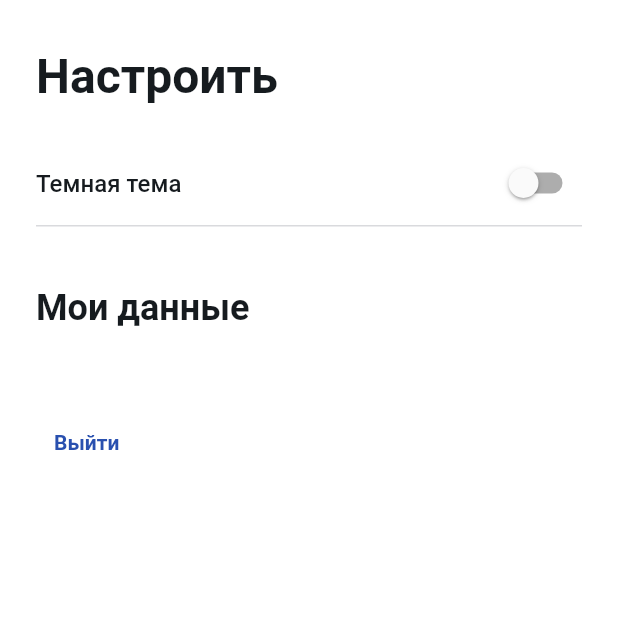
After one commit to RNOVOSELOV/flutter_gift_manager, a Flutter app: the _SettingsPageWidget screen opened directly, on a phone screen of 412 x 824 dp, the top half of it. The commit adds this screen. Run offline on Flutter 3.47's test engine with Material 2 defaults, Android fonts, the phone set to English and light mode, and no system bars; our stand-ins replace bloc, dio, either_dart, email_validator, equatable, flutter_bloc and 5 more; accounts and stored records are empty.

Commit message:
Setting page bloc & base logic

```diff
--- /dev/null
+++ b/lib/data/model/setting_parameters.dart
@@ -0,0 +1,36 @@
+import 'package:collection/collection.dart';
+import 'package:gift_manager/presentation/settings/models/theme_value.dart';
+import 'package:json_annotation/json_annotation.dart';
+import 'package:equatable/equatable.dart';
+
+part 'setting_parameters.g.dart';
+
+@JsonSerializable()
+class SettingParameters extends Equatable {
+  final ThemeValues? themeValue;
+
+  factory SettingParameters.fromJson(final Map<String, dynamic> json) =>
+      _$SettingParametersFromJson(json);
+
+  const SettingParameters({required this.themeValue});
+
+  Map<String, dynamic> toJson() => _$SettingParametersToJson(this);
+
+  @override
+  List<Object?> get props => [themeValue];
+}
+
+ThemeValues? themeValuesFromJson(String? value) {
+  if (value == null) {
+    return null;
+  }
+  final typeIdentificator = int.tryParse(value, radix: 10);
+  return typeIdentificator == null
+      ? null
+      : ThemeValues.values
+          .firstWhereOrNull((element) => element.valueId == typeIdentificator);
+}
+
+String? themeValuesToJson(ThemeValues? themeValue) {
+  return themeValue?.valueId.toString();
+}
--- /dev/null
+++ b/lib/data/repository/settings_repository.dart
@@ -0,0 +1,24 @@
+import 'dart:convert';
+
+import 'package:gift_manager/data/model/setting_parameters.dart';
+import 'package:gift_manager/data/repository/base/reactive_repository.dart';
+import 'package:gift_manager/data/storage/shared_preference_data.dart';
+
+class SettingsRepository extends ReactiveRepository<SettingParameters> {
+  SettingsRepository(this._spData);
+
+  final SharedPreferenceData _spData;
+
+  @override
+  SettingParameters convertFromString(String rawItem) =>
+      SettingParameters.fromJson(json.decode(rawItem));
+
+  @override
+  String convertToString(SettingParameters item) => json.encode(item.toJson());
+
+  @override
+  Future<String?> getRawData() => _spData.getSettings();
+
+  @override
+  Future<bool> saveRawData(String? item) => _spData.setSettings(item);
+}
--- a/lib/data/storage/shared_preference_data.dart
+++ b/lib/data/storage/shared_preference_data.dart
@@ -5,6 +5,7 @@ class SharedPreferenceData extends RefreshTokenProvider {
   static const _tokenKey = "token_key";
   static const _refreshTokenKey = "refresh_token_key";
   static const _userKey = "user_key";
+  static const _settingsKey = "settings_key";
 
   Future<bool> setToken(final String? token) =>
       _setItem(key: _tokenKey, item: token);
@@ -23,6 +24,11 @@ class SharedPreferenceData extends RefreshTokenProvider {
 
   Future<String?> getUser() => _getItem(_userKey);
 
+  Future<String?> getSettings() => _getItem(_settingsKey);
+
+  Future<bool> setSettings(final String? settings) =>
+      _setItem(key: _settingsKey, item: settings);
+
   Future<bool> _setItem({
     required final String key,
     required final String? item,
--- a/lib/di/service_locator.dart
+++ b/lib/di/service_locator.dart
@@ -5,6 +5,7 @@ import 'package:gift_manager/data/http/dio_builder.dart';
 import 'package:gift_manager/data/http/unauthorized_api_service.dart';
 import 'package:gift_manager/data/repository/refresh_token_provider.dart';
 import 'package:gift_manager/data/repository/refresh_token_repository.dart';
+import 'package:gift_manager/data/repository/settings_repository.dart';
 import 'package:gift_manager/data/repository/token_repository.dart';
 import 'package:gift_manager/data/repository/user_repository.dart';
 import 'package:gift_manager/data/storage/shared_preference_data.dart';
@@ -13,6 +14,7 @@ import 'package:gift_manager/presentation/gifts/bloc/gifts_bloc.dart';
 import 'package:gift_manager/presentation/home/bloc/home_bloc.dart';
 import 'package:gift_manager/presentation/login/bloc/login_bloc.dart';
 import 'package:gift_manager/presentation/registration/bloc/registration_bloc.dart';
+import 'package:gift_manager/presentation/settings/bloc/settings_bloc.dart';
 import 'package:gift_manager/presentation/splash/bloc/splash_bloc.dart';
 
 final sl = GetIt.instance;
@@ -44,6 +46,9 @@ void _setupRepositories() {
   );
   sl.registerLazySingleton(
     () => UserRepository(sl.get<SharedPreferenceData>()),
+  );
+  sl.registerLazySingleton(
+    () => SettingsRepository(sl.get<SharedPreferenceData>()),
   );
 }
 
@@ -98,4 +103,9 @@ void _setupBlocks() {
       ));
   sl.registerFactory(
       () => GiftsBloc(authorizedApiService: sl.get<AuthorizedApiService>()));
+  sl.registerFactory(() => SettingsBloc(
+        userRepository: sl.get<UserRepository>(),
+        settingsRepository: sl.get<SettingsRepository>(),
+        logoutInteractor: sl.get<LogoutInteractor>(),
+      ));
 }
--- a/lib/navigation/route_name.dart
+++ b/lib/navigation/route_name.dart
@@ -8,8 +8,7 @@ enum RouteName {
   home(route: "/home"),
   login(route: "/login"),
   registration(route: "/registration"),
-  resetPassword(route: "/reset_password"),
-  ;
+  resetPassword(route: "/reset_password");
 
   static RouteName? find(String? name) =>
       values.firstWhereOrNull((routeName) => routeName.route == name);
--- a/lib/presentation/gifts/view/gifts_page.dart
+++ b/lib/presentation/gifts/view/gifts_page.dart
@@ -6,7 +6,7 @@ import 'package:gift_manager/di/service_locator.dart';
 import 'package:gift_manager/navigation/route_name.dart';
 import 'package:gift_manager/presentation/gift/gift_page.dart';
 import 'package:gift_manager/presentation/gifts/bloc/gifts_bloc.dart';
-import 'package:gift_manager/resources/AppIllustrations.dart';
+import 'package:gift_manager/resources/app_illustrations.dart';
 import 'package:gift_manager/resources/app_colors.dart';
 
 class GiftsPage extends StatelessWidget {
--- a/lib/presentation/home/view/home_page.dart
+++ b/lib/presentation/home/view/home_page.dart
@@ -6,7 +6,7 @@ import 'package:gift_manager/presentation/gifts/view/gifts_page.dart';
 import 'package:gift_manager/presentation/home/bloc/home_bloc.dart';
 import 'package:gift_manager/presentation/home/models/bottom_tab.dart';
 import 'package:gift_manager/presentation/people/people_page.dart';
-import 'package:gift_manager/presentation/settings/settings_page.dart';
+import 'package:gift_manager/presentation/settings/view/settings_page.dart';
 
 class HomePage extends StatelessWidget {
   const HomePage({Key? key}) : super(key: key);
--- a/lib/presentation/registration/bloc/registration_bloc.dart
+++ b/lib/presentation/registration/bloc/registration_bloc.dart
@@ -23,7 +23,7 @@ class RegistrationBloc extends Bloc<RegistrationEvent, RegistrationState> {
   static final _registrationPasswordRegExp = RegExp(r'^[a-zA-Z0-9]+$');
 
   static String _avatarBuilder(String key) =>
-      'https://avatars.dicebear.com/api/croodles/$key.svg';
+      'https://avatars.dicebear.com/api/adventurer/$key.svg';
 
   String _avatarKey = _defaultAvatarKey;
 
--- a/lib/presentation/registration/view/registration_page.dart
+++ b/lib/presentation/registration/view/registration_page.dart
@@ -6,7 +6,6 @@ import 'package:gift_manager/di/service_locator.dart';
 import 'package:gift_manager/extentions/build_context.dart';
 import 'package:gift_manager/extentions/theme_extensions.dart';
 import 'package:gift_manager/navigation/route_name.dart';
-import 'package:gift_manager/presentation/home/view/home_page.dart';
 import 'package:gift_manager/presentation/registration/bloc/registration_bloc.dart';
 import 'package:gift_manager/resources/app_colors.dart';
 
--- /dev/null
+++ b/lib/presentation/settings/bloc/settings_bloc.dart
@@ -0,0 +1,60 @@
+import 'dart:async';
+
+import 'package:bloc/bloc.dart';
+import 'package:equatable/equatable.dart';
+import 'package:gift_manager/data/model/setting_parameters.dart';
+import 'package:gift_manager/data/repository/settings_repository.dart';
+import 'package:gift_manager/data/repository/user_repository.dart';
+import 'package:gift_manager/domain/logout_interactor.dart';
+import 'package:gift_manager/presentation/settings/models/theme_value.dart';
+
+part 'settings_event.dart';
+
+part 'settings_state.dart';
+
+class SettingsBloc extends Bloc<SettingsEvent, SettingsState> {
+  final SettingsRepository settingsRepository;
+  final UserRepository userRepository;
+  final LogoutInteractor logoutInteractor;
+
+  SettingsBloc({
+    required this.logoutInteractor,
+    required this.settingsRepository,
+    required this.userRepository,
+  }) : super(SettingsInitial()) {
+    on<SettingsPageLoaded>(onSettingsPageLoaded);
+    on<SettingsLogout>(onSettingsLogout);
+    on<SettingsThemeChanged>(onSettingsThemeChanged);
+  }
+
+  FutureOr<void> onSettingsPageLoaded(
+    SettingsPageLoaded event,
+    Emitter<SettingsState> emit,
+  ) async {
+    final user = await userRepository.getItem();
+    final settings = await settingsRepository.getItem();
+    print('user: $user; settings: $settings');
+    emit(SettingsParametersLoaded(
+      userName: user?.name,
+      userEmail: user?.email,
+      userAvatarUrl: user?.avatarUrl,
+      theme: settings?.themeValue ?? ThemeValues.light,
+    ));
+  }
+
+  FutureOr<void> onSettingsLogout(
+    SettingsLogout event,
+    Emitter<SettingsState> emit,
+  ) async {
+    print('Logout clicked!!!');
+    logoutInteractor.logout();
+  }
+
+  FutureOr<void> onSettingsThemeChanged(
+    SettingsThemeChanged event,
+    Emitter<SettingsState> emit,
+  ) async {
+    await settingsRepository
+        .setItem(SettingParameters(themeValue: event.value));
+  }
+}
--- /dev/null
+++ b/lib/presentation/settings/bloc/settings_event.dart
@@ -0,0 +1,28 @@
+part of 'settings_bloc.dart';
+
+abstract class SettingsEvent extends Equatable {
+  const SettingsEvent();
+}
+
+class SettingsPageLoaded extends SettingsEvent {
+  const SettingsPageLoaded();
+
+  @override
+  List<Object?> get props => const [];
+}
+
+class SettingsLogout extends SettingsEvent {
+  const SettingsLogout();
+
+  @override
+  List<Object?> get props => const [];
+}
+
+class SettingsThemeChanged extends SettingsEvent {
+  final ThemeValues value;
+
+  const SettingsThemeChanged({required this.value});
+
+  @override
+  List<Object?> get props => [value];
+}
--- /dev/null
+++ b/lib/presentation/settings/bloc/settings_state.dart
@@ -0,0 +1,32 @@
+part of 'settings_bloc.dart';
+
+abstract class SettingsState extends Equatable {
+  const SettingsState();
+}
+
+class SettingsInitial extends SettingsState {
+  @override
+  List<Object> get props => const [];
+}
+
+class SettingsParametersLoaded extends SettingsState {
+  final String? userName;
+  final String? userEmail;
+  final String? userAvatarUrl;
+  final ThemeValues? theme;
+
+  const SettingsParametersLoaded({
+    required this.userName,
+    required this.userEmail,
+    required this.userAvatarUrl,
+    required this.theme,
+  });
+
+  @override
+  List<Object?> get props => [
+        userName,
+        userEmail,
+        userAvatarUrl,
+        theme,
+      ];
+}
--- /dev/null
+++ b/lib/presentation/settings/models/theme_value.dart
@@ -0,0 +1,12 @@
+enum ThemeValues {
+  light(valueId: 1, name: 'Светлая тема'),
+  dark(valueId: 2, name: 'Темная тема'),
+  system(valueId: 3, name: 'Системная тема');
+
+  final String name;
+  final String description;
+  final int valueId;
+
+  const ThemeValues(
+      {required this.valueId, required this.name, this.description = ''});
+}
--- a/lib/presentation/settings/settings_page.dart
+++ /dev/null
@@ -1,22 +0,0 @@
-import 'package:flutter/material.dart';
-import 'package:gift_manager/di/service_locator.dart';
-import 'package:gift_manager/domain/logout_interactor.dart';
-import 'package:gift_manager/navigation/route_name.dart';
-
-class SettingsPage extends StatelessWidget {
-  const SettingsPage({Key? key}) : super(key: key);
-
-  @override
-  Widget build(BuildContext context) {
-    return Scaffold(
-      appBar: AppBar(),
-      body: Center(
-        child: TextButton(
-            onPressed: () async {
-              sl.get<LogoutInteractor>().logout();
-            },
-            child: const Text('Logout')),
-      ),
-    );
-  }
-}
--- /dev/null
+++ b/lib/presentation/settings/view/settings_page.dart
@@ -0,0 +1,190 @@
+import 'package:flutter/material.dart';
+import 'package:flutter_bloc/flutter_bloc.dart';
+import 'package:flutter_svg/flutter_svg.dart';
+import 'package:gift_manager/di/service_locator.dart';
+import 'package:gift_manager/extentions/theme_extensions.dart';
+import 'package:gift_manager/presentation/settings/bloc/settings_bloc.dart';
+import 'package:gift_manager/presentation/settings/models/theme_value.dart';
+import 'package:gift_manager/resources/app_colors.dart';
+
+class SettingsPage extends StatelessWidget {
+  const SettingsPage({Key? key}) : super(key: key);
+
+  @override
+  Widget build(BuildContext context) {
+    return BlocProvider(
+      create: (_) => sl.get<SettingsBloc>()..add(const SettingsPageLoaded()),
+      child: const _SettingsPageWidget(),
+    );
+  }
+}
+
+class _SettingsPageWidget extends StatelessWidget {
+  const _SettingsPageWidget({Key? key}) : super(key: key);
+
+  @override
+  Widget build(BuildContext context) {
+    return Scaffold(
+      body: BlocBuilder<SettingsBloc, SettingsState>(
+        builder: (context, state) {
+          if (state is SettingsParametersLoaded) {
+            return Column(
+                crossAxisAlignment: CrossAxisAlignment.stretch,
+                children: [
+                  _SettingsPageBlock(theme: state.theme!),
+                  Container(
+                    margin: const EdgeInsets.symmetric(horizontal: 24),
+                    height: 1,
+                    color: AppColors.lightBlack8,
+                  ),
+                  _UserDataSettings(
+                      name: state.userName,
+                      email: state.userEmail,
+                      avatarUri: state.userAvatarUrl),
+                ]);
+          }
+          return const _LogoutButton();
+        },
+      ),
+    );
+  }
+}
+
+class _SettingsPageBlock extends StatefulWidget {
+  const _SettingsPageBlock({Key? key, required this.theme}) : super(key: key);
+
+  final ThemeValues theme;
+
+  @override
+  State<_SettingsPageBlock> createState() => _SettingsPageBlockState();
+}
+
+class _SettingsPageBlockState extends State<_SettingsPageBlock> {
+  late bool _isDarkTheme;
+
+  @override
+  void initState() {
+    super.initState();
+    _isDarkTheme = widget.theme == ThemeValues.dark;
+  }
+
+  @override
+  Widget build(BuildContext context) {
+    final mediaQuery = MediaQuery.of(context);
+    return Column(
+        crossAxisAlignment: CrossAxisAlignment.stretch,
+        mainAxisSize: MainAxisSize.min,
+        children: [
+          Padding(
+            padding:
+                EdgeInsets.only(left: 24, top: 32 + mediaQuery.padding.top),
+            child: Text(
+              'Настроить',
+              style: context.theme.h1,
+            ),
+          ),
+          const SizedBox(
+            height: 24,
+          ),
+          SwitchListTile(
+            contentPadding: const EdgeInsets.symmetric(horizontal: 24),
+            secondary: null,
+            title: Text(
+              'Темная тема',
+              style: context.theme.h3,
+            ),
+            autofocus: true,
+            value: _isDarkTheme,
+            onChanged: (value) {
+              setState(() {
+                _isDarkTheme = value;
+              });
+              context.read<SettingsBloc>().add(SettingsThemeChanged(
+                  value: _isDarkTheme ? ThemeValues.dark : ThemeValues.light));
+            },
+          ),
+        ]);
+  }
+}
+
+class _UserDataSettings extends StatelessWidget {
+  const _UserDataSettings({
+    Key? key,
+    required this.name,
+    required this.email,
+    required this.avatarUri,
+  }) : super(key: key);
+
+  final String? name;
+  final String? email;
+  final String? avatarUri;
+
+  @override
+  Widget build(BuildContext context) {
+    return Padding(
+      padding: const EdgeInsets.symmetric(horizontal: 24),
+      child: Column(
+        crossAxisAlignment: CrossAxisAlignment.stretch,
+        children: [
+          const SizedBox(
+            height: 40,
+          ),
+          Text(
+            'Мои данные',
+            style: context.theme.h2,
+          ),
+          const SizedBox(
+            height: 16,
+          ),
+          Row(
+            crossAxisAlignment: CrossAxisAlignment.start,
+            children: [
+              if (avatarUri != null)
+                SvgPicture.network(
+                  avatarUri!,
+                  height: 56,
+                  width: 56,
+                ),
+              Column(
+                crossAxisAlignment: CrossAxisAlignment.start,
+                mainAxisSize: MainAxisSize.min,
+                children: [
+                  Padding(
+                    padding: const EdgeInsets.only(left: 12),
+                    child: Text(
+                      name ?? '',
+                      style: context.theme.h3,
+                    ),
+                  ),
+                  Padding(
+                    padding: const EdgeInsets.only(left: 12),
+                    child: Text(
+                      email ?? '',
+                      style: context.theme.h4,
+                    ),
+                  ),
+                  const _LogoutButton(),
+                ],
+              )
+            ],
+          ),
+        ],
+      ),
+    );
+  }
+}
+
+class _LogoutButton extends StatelessWidget {
+  const _LogoutButton({
+    Key? key,
+  }) : super(key: key);
+
+  @override
+  Widget build(BuildContext context) {
+    return TextButton(
+        onPressed: () {
+          context.read<SettingsBloc>().add(const SettingsLogout());
+        },
+        child: const Text('Выйти'));
+  }
+}
--- a/lib/resources/app_colors.dart
+++ b/lib/resources/app_colors.dart
@@ -16,6 +16,7 @@ class AppColors {
   static const darkDarkGrey = Color(0xFF73787E);
   static const darkGrey70 = Color(0xFF73787E);
   static const darkGrey60 = Color(0x9973787E);
+  static const darkDarkGrey100 = Color (0xFF5E6369);
 
   static const lightDarkBlue100 = Color(0xFF2950AF);
   static const lightPink100 = Color(0xFFE71251);
@@ -25,6 +26,7 @@ class AppColors {
   static const lightGrey100 = Color(0xFF959595);
   static const lightGrey60 = Color(0x9963686C);
   static const lightBlack100 = Color(0xFF161B1F);
+  static const lightBlack8 = Color(0x2915192C);
 
   static const surfaceOverlay = Color(0x14212121);
   static const outline = Color(0x1F000000);
```
Also changed, not shown: lib/data/model/setting_parameters.g.dart (added), lib/resources/app_illustrations.dart (renamed from lib/resources/AppIllustrations.dart).
